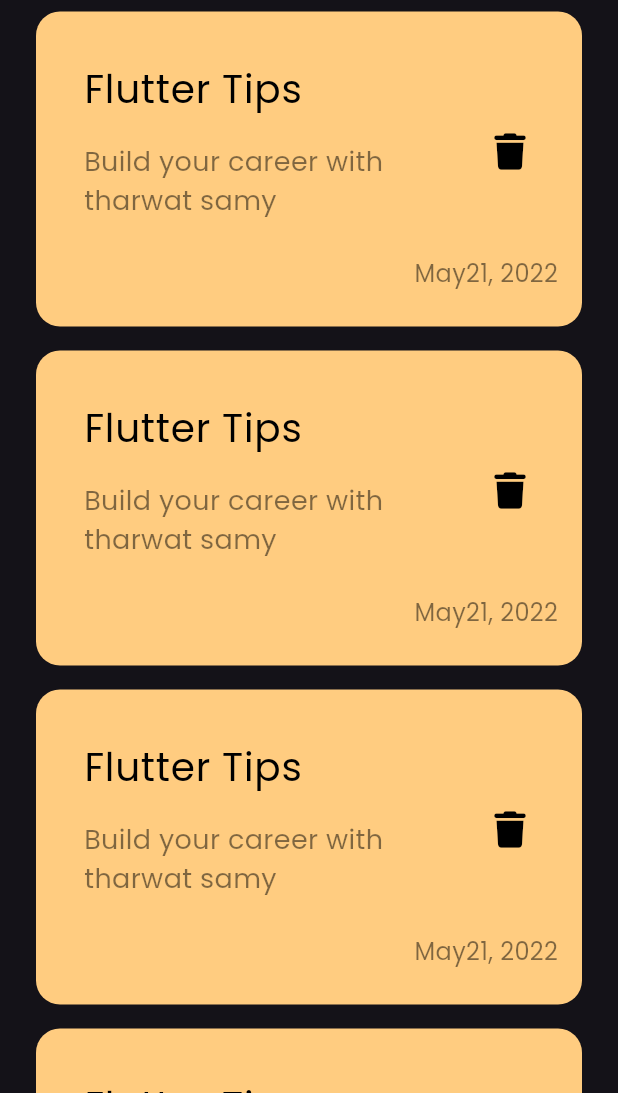
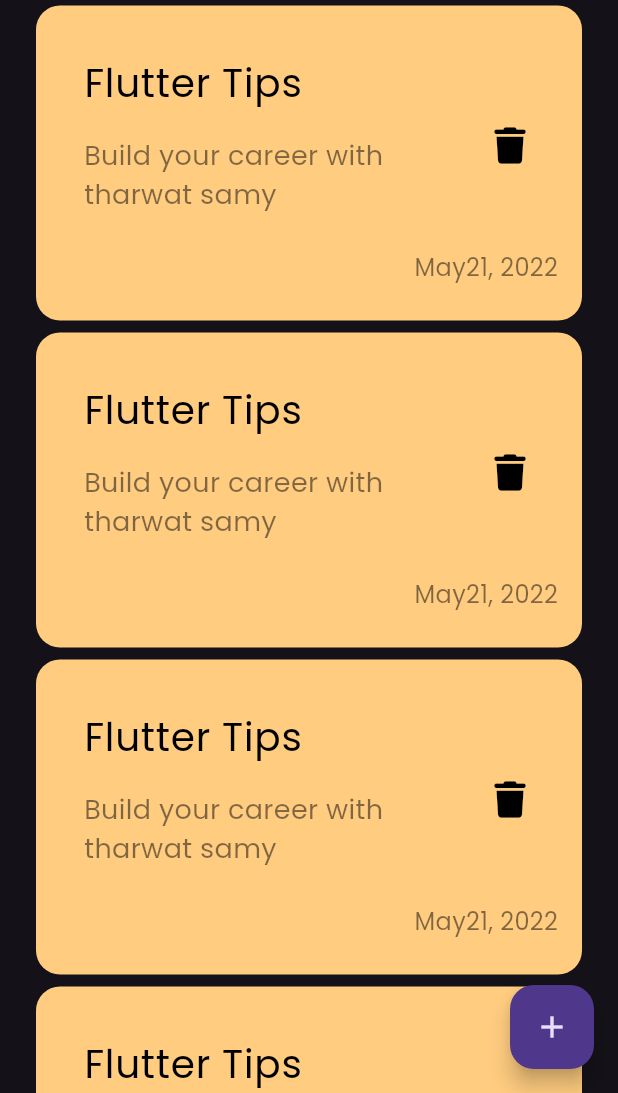
Before and after one commit to Yousef15abdelmenam/Notes_app, a Flutter app: the screen it shows after launch, on a phone screen of 412 x 824 dp, the part 143-1236 px from its top. Run offline on Flutter 3.47's test engine with Material 3 defaults, Android fonts, the phone set to English and light mode, and no system bars; our stand-ins replace font_awesome_flutter.

Commit message:
create floating action button

```diff
--- a/lib/views/notes_view.dart
+++ b/lib/views/notes_view.dart
@@ -7,8 +7,9 @@ class NotesView extends StatelessWidget {
 
   @override
   Widget build(BuildContext context) {
-    return const Scaffold(
-      body: NotesViewBody(),
+    return  Scaffold(
+      floatingActionButton: FloatingActionButton(onPressed: (){}, child: Icon(Icons.add),),
+      body: const NotesViewBody(),
     );
   }
 }
--- a/lib/widgets/notes_list_view.dart
+++ b/lib/widgets/notes_list_view.dart
@@ -8,7 +8,7 @@ class NotesListView extends StatelessWidget {
   Widget build(BuildContext context) {
     return ListView.builder(itemBuilder: (context, index) {
       return Padding(
-        padding: const EdgeInsets.symmetric(vertical: 8),
+        padding: const EdgeInsets.symmetric(vertical: 4),
         child: NoteItem(),
       );
     });
```
